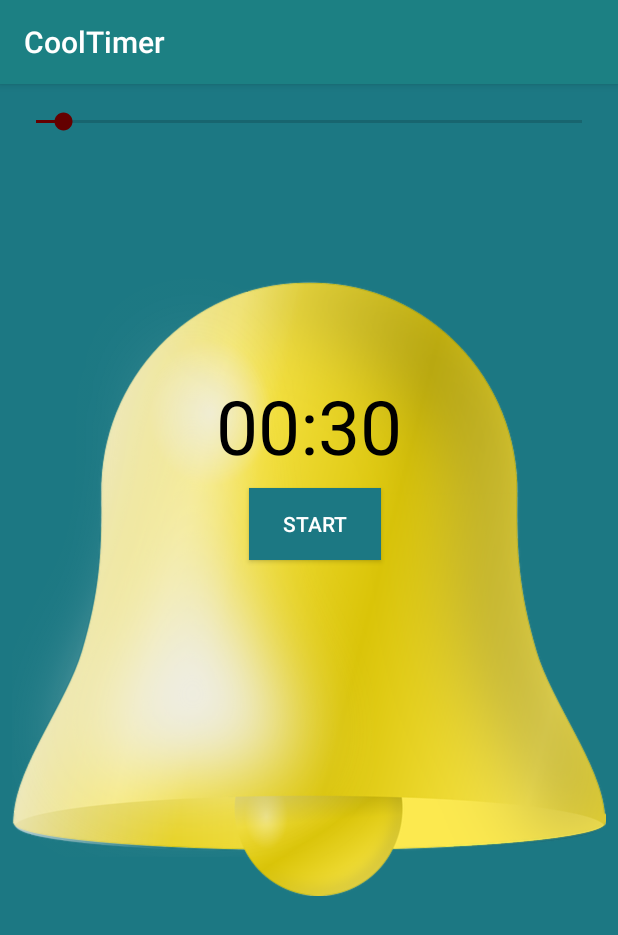
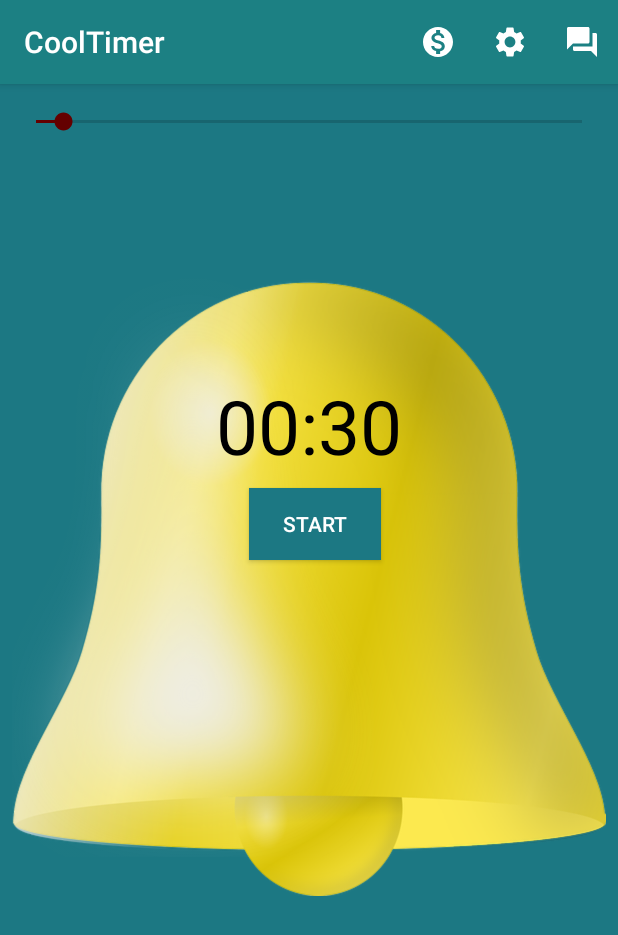
Before and after one commit to AtabaevAziz/CoolTimer, an Android app: the screen it shows after launch (MainActivity), on a phone screen of 412 x 824 dp. Shown: the top 935 px of the screen. Run offline under Robolectric (Android 15) with nearby library versions, the phone set to English and light mode, and no system bars.

Commit message:
CoolTimer

```diff
--- a/app/src/main/AndroidManifest.xml
+++ b/app/src/main/AndroidManifest.xml
@@ -9,6 +9,8 @@
         android:roundIcon="@mipmap/ic_launcher_round"
         android:supportsRtl="true"
         android:theme="@style/AppTheme">
+        <activity android:name=".AboutActivity"></activity>
+        <activity android:name=".SettingsActivity" />
         <activity android:name=".MainActivity">
             <intent-filter>
                 <action android:name="android.intent.action.MAIN" />
--- a/app/src/main/java/com/example/cooltimer/MainActivity.java
+++ b/app/src/main/java/com/example/cooltimer/MainActivity.java
@@ -1,23 +1,32 @@
 package com.example.cooltimer;
 
+import androidx.annotation.NonNull;
+import androidx.appcompat.app.AppCompatActivity;
+import androidx.preference.PreferenceManager;
+
+import android.content.Intent;
 import android.content.SharedPreferences;
 import android.media.MediaPlayer;
+import android.os.Bundle;
 import android.os.CountDownTimer;
-import android.preference.PreferenceManager;
-import android.support.v7.app.AppCompatActivity;
-import android.os.Bundle;
+import android.view.Menu;
+import android.view.MenuInflater;
+import android.view.MenuItem;
 import android.view.View;
 import android.widget.Button;
 import android.widget.SeekBar;
 import android.widget.TextView;
 
-public class MainActivity extends AppCompatActivity {
+public class MainActivity extends AppCompatActivity
+        implements SharedPreferences.OnSharedPreferenceChangeListener{
 
     private SeekBar seekBar;
     private TextView textView;
     private boolean isTimerOn;
     private Button button;
     private CountDownTimer countDownTimer;
+    private int defaultInterval;
+    SharedPreferences sharedPreferences;
 
     @Override
     protected void onCreate(Bundle savedInstanceState) {
@@ -26,10 +35,11 @@ public class MainActivity extends AppCompatActivity {
 
         seekBar = findViewById(R.id.seekBar);
         textView = findViewById(R.id.textView);
+        sharedPreferences = PreferenceManager.getDefaultSharedPreferences(this);
 
         seekBar.setMax(600);
-        seekBar.setProgress(30);
         isTimerOn = false;
+        setIntervalFromSharedPreferences(sharedPreferences );
 
         button = findViewById(R.id.button);
 
@@ -53,6 +63,8 @@ public class MainActivity extends AppCompatActivity {
 
             }
         });
+
+        sharedPreferences.registerOnSharedPreferenceChangeListener(this);
     }
 
     public void start(View view) {
@@ -108,6 +120,7 @@ public class MainActivity extends AppCompatActivity {
         int minutes = (int) millisUntilFinished/1000/60;
         int seconds = (int) millisUntilFinished/1000 - (minutes * 60);
 
+
         String minutesString = "";
         String secondsString = "";
 
@@ -129,12 +142,53 @@ public class MainActivity extends AppCompatActivity {
 
     private void resetTimer() {
         countDownTimer.cancel();
-        textView.setText("00:30");
         button.setText("Start");
         seekBar.setEnabled(true);
-        seekBar.setProgress(30);
         isTimerOn = false;
+        setIntervalFromSharedPreferences(sharedPreferences);
     }
 
-    //*
+    @Override
+    public boolean onCreateOptionsMenu(Menu menu) {
+        MenuInflater menuInflater = getMenuInflater();
+        menuInflater.inflate(R.menu.timer_menu,menu);
+        return true;
+    }
+
+    @Override
+    public boolean onOptionsItemSelected(@NonNull MenuItem item) {
+        int id = item.getItemId();
+        if (id == R.id.action_settings) {
+            Intent openSettings =
+                    new Intent(this,SettingsActivity.class);
+            startActivity(openSettings);
+            return true;
+        } else  if (id == R.id.action_about) {
+            Intent openAbout =
+                    new Intent(this,AboutActivity.class);
+            startActivity(openAbout);
+            return true;
+        }
+        return super.onOptionsItemSelected(item);
+    }
+
+    private void setIntervalFromSharedPreferences(SharedPreferences sharedPreferences) {
+        defaultInterval = Integer.valueOf(sharedPreferences.getString("default_interval", "30"));
+        long defaultIntervalInMillis = defaultInterval * 1000;
+        updateTimer(defaultIntervalInMillis);
+        seekBar.setProgress(defaultInterval);
+    }
+
+    @Override
+    public void onSharedPreferenceChanged(SharedPreferences sharedPreferences, String key) {
+        if (key.equals("default_interval")) {
+            setIntervalFromSharedPreferences(sharedPreferences );
+        }
+    }
+
+    @Override
+    protected void onDestroy() {
+        super.onDestroy();
+        sharedPreferences.unregisterOnSharedPreferenceChangeListener(this);
+    }
 }
--- /dev/null
+++ b/app/src/main/res/drawable/ic_baseline_monetization_on_24.xml
@@ -0,0 +1,5 @@
+<vector android:height="24dp" android:tint="#FFFFFF"
+    android:viewportHeight="24" android:viewportWidth="24"
+    android:width="24dp" xmlns:android="http://schemas.android.com/apk/res/android">
+    <path android:fillColor="@android:color/white" android:pathData="M12,2C6.48,2 2,6.48 2,12s4.48,10 10,10 10,-4.48 10,-10S17.52,2 12,2zM13.41,18.09L13.41,20h-2.67v-1.93c-1.71,-0.36 -3.16,-1.46 -3.27,-3.4h1.96c0.1,1.05 0.82,1.87 2.65,1.87 1.96,0 2.4,-0.98 2.4,-1.59 0,-0.83 -0.44,-1.61 -2.67,-2.14 -2.48,-0.6 -4.18,-1.62 -4.18,-3.67 0,-1.72 1.39,-2.84 3.11,-3.21L10.74,4h2.67v1.95c1.86,0.45 2.79,1.86 2.85,3.39L14.3,9.34c-0.05,-1.11 -0.64,-1.87 -2.22,-1.87 -1.5,0 -2.4,0.68 -2.4,1.64 0,0.84 0.65,1.39 2.67,1.91s4.18,1.39 4.18,3.91c-0.01,1.83 -1.38,2.83 -3.12,3.16z"/>
+</vector>
--- /dev/null
+++ b/app/src/main/res/drawable/ic_baseline_question_answer_24.xml
@@ -0,0 +1,5 @@
+<vector android:height="24dp" android:tint="#FFFFFF"
+    android:viewportHeight="24" android:viewportWidth="24"
+    android:width="24dp" xmlns:android="http://schemas.android.com/apk/res/android">
+    <path android:fillColor="@android:color/white" android:pathData="M21,6h-2v9L6,15v2c0,0.55 0.45,1 1,1h11l4,4L22,7c0,-0.55 -0.45,-1 -1,-1zM17,12L17,3c0,-0.55 -0.45,-1 -1,-1L3,2c-0.55,0 -1,0.45 -1,1v14l4,-4h10c0.55,0 1,-0.45 1,-1z"/>
+</vector>
--- /dev/null
+++ b/app/src/main/res/drawable/ic_baseline_settings_24.xml
@@ -0,0 +1,5 @@
+<vector android:height="24dp" android:tint="#FFFFFF"
+    android:viewportHeight="24" android:viewportWidth="24"
+    android:width="24dp" xmlns:android="http://schemas.android.com/apk/res/android">
+    <path android:fillColor="@android:color/white" android:pathData="M19.14,12.94c0.04,-0.3 0.06,-0.61 0.06,-0.94c0,-0.32 -0.02,-0.64 -0.07,-0.94l2.03,-1.58c0.18,-0.14 0.23,-0.41 0.12,-0.61l-1.92,-3.32c-0.12,-0.22 -0.37,-0.29 -0.59,-0.22l-2.39,0.96c-0.5,-0.38 -1.03,-0.7 -1.62,-0.94L14.4,2.81c-0.04,-0.24 -0.24,-0.41 -0.48,-0.41h-3.84c-0.24,0 -0.43,0.17 -0.47,0.41L9.25,5.35C8.66,5.59 8.12,5.92 7.63,6.29L5.24,5.33c-0.22,-0.08 -0.47,0 -0.59,0.22L2.74,8.87C2.62,9.08 2.66,9.34 2.86,9.48l2.03,1.58C4.84,11.36 4.8,11.69 4.8,12s0.02,0.64 0.07,0.94l-2.03,1.58c-0.18,0.14 -0.23,0.41 -0.12,0.61l1.92,3.32c0.12,0.22 0.37,0.29 0.59,0.22l2.39,-0.96c0.5,0.38 1.03,0.7 1.62,0.94l0.36,2.54c0.05,0.24 0.24,0.41 0.48,0.41h3.84c0.24,0 0.44,-0.17 0.47,-0.41l0.36,-2.54c0.59,-0.24 1.13,-0.56 1.62,-0.94l2.39,0.96c0.22,0.08 0.47,0 0.59,-0.22l1.92,-3.32c0.12,-0.22 0.07,-0.47 -0.12,-0.61L19.14,12.94zM12,15.6c-1.98,0 -3.6,-1.62 -3.6,-3.6s1.62,-3.6 3.6,-3.6s3.6,1.62 3.6,3.6S13.98,15.6 12,15.6z"/>
+</vector>
--- a/app/src/main/res/layout/activity_main.xml
+++ b/app/src/main/res/layout/activity_main.xml
@@ -1,5 +1,5 @@
 <?xml version="1.0" encoding="utf-8"?>
-<android.support.constraint.ConstraintLayout xmlns:android="http://schemas.android.com/apk/res/android"
+<androidx.constraintlayout.widget.ConstraintLayout xmlns:android="http://schemas.android.com/apk/res/android"
     xmlns:app="http://schemas.android.com/apk/res-auto"
     xmlns:tools="http://schemas.android.com/tools"
     android:layout_width="match_parent"
@@ -61,4 +61,4 @@
         app:layout_constraintStart_toStartOf="@+id/imageView"
         app:layout_constraintTop_toBottomOf="@+id/textView" />
 
-</android.support.constraint.ConstraintLayout>
+</androidx.constraintlayout.widget.ConstraintLayout>
--- /dev/null
+++ b/app/src/main/res/menu/timer_menu.xml
@@ -0,0 +1,27 @@
+<?xml version="1.0" encoding="utf-8"?>
+<menu xmlns:androidx="http://schemas.android.com/apk/res/android"
+    xmlns:app="http://schemas.android.com/apk/res-auto">
+    xmlns:app="http://schemas.android.com/apk/res-auto">
+
+    <item
+        androidx:id="@+id/action_settings"
+        androidx:title="Settings"
+        androidx:orderInCategory="100"
+        app:showAsAction="always"
+        androidx:icon="@drawable/ic_baseline_settings_24"/>
+
+    <item
+        androidx:id="@+id/action_about"
+        androidx:title="About"
+        androidx:orderInCategory="110"
+        app:showAsAction="always"
+        androidx:icon="@drawable/ic_baseline_question_answer_24"/>
+
+    <item
+        androidx:id="@+id/action_purchase"
+        androidx:title="Purchase"
+        androidx:orderInCategory="55"
+        app:showAsAction="always"
+        androidx:icon="@drawable/ic_baseline_monetization_on_24"/>
+
+</menu>
--- a/build.gradle
+++ b/build.gradle
@@ -5,7 +5,7 @@ buildscript {
         jcenter()
     }
     dependencies {
-        classpath "com.android.tools.build:gradle:4.0.0"
+        classpath 'com.android.tools.build:gradle:4.0.1'
 
         // NOTE: Do not place your application dependencies here; they belong
         // in the individual module build.gradle files
--- a/gradle.properties
+++ b/gradle.properties
@@ -11,3 +11,4 @@ org.gradle.jvmargs=-Xmx2048m
 # This option should only be used with decoupled projects. More details, visit
 # http://www.gradle.org/docs/current/userguide/multi_project_builds.html#sec:decoupled_projects
 # org.gradle.parallel=true
+android.useAndroidX=true
```
Also changed, not shown: app/build.gradle (+6 -5 lines), app/src/main/java/com/example/cooltimer/AboutActivity.java (added, +13 -0 lines), app/src/main/java/com/example/cooltimer/SettingsActivity.java (added, +32 -0 lines), app/src/main/java/com/example/cooltimer/SettingsFragment.java (added, +92 -0 lines), app/src/main/res/layout/activity_about.xml (added, +8 -0 lines), app/src/main/res/layout/activity_settings.xml (added, +8 -0 lines), app/src/main/res/xml/timer_preferences.xml (added, +21 -0 lines).
